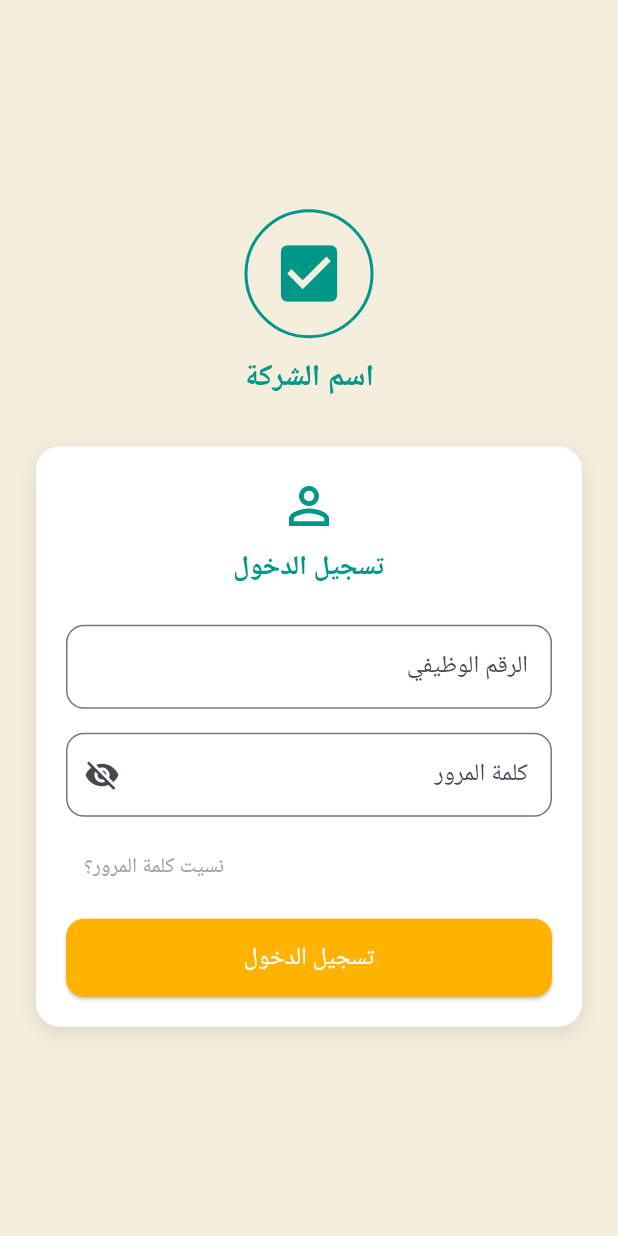
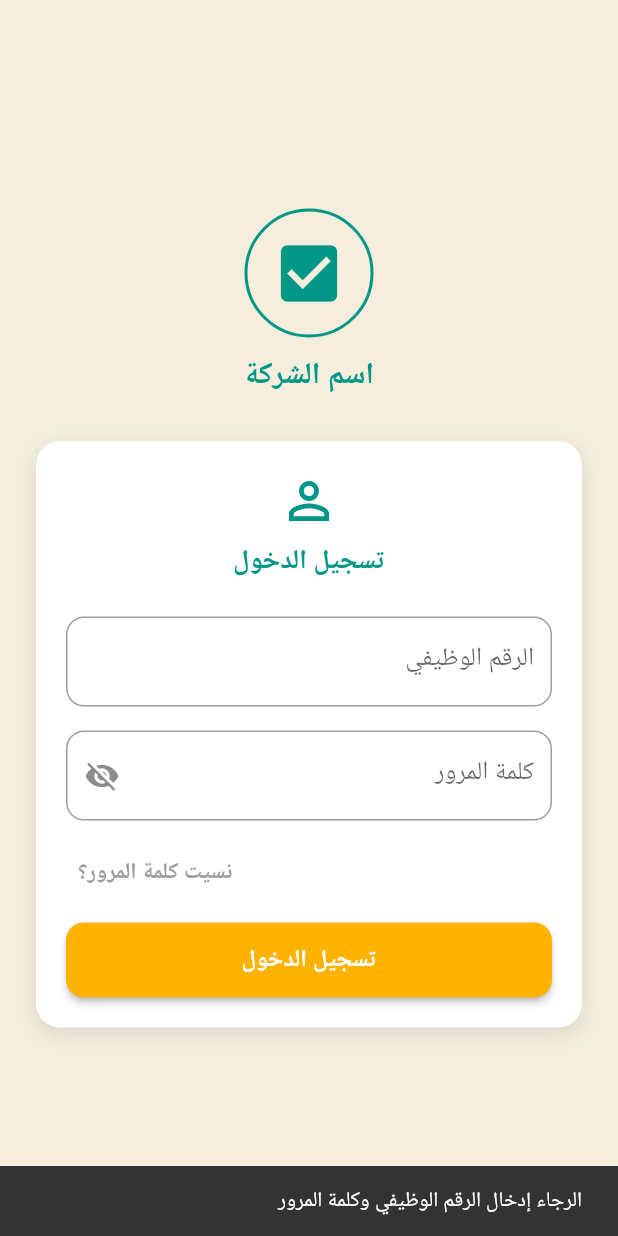
Before and after one commit to kaz-glitch/HRApp, a Flutter app: the LoginScreen screen opened directly, after a tap on "تسجيل الدخول", on a phone screen of 412 x 824 dp. Run offline on Flutter 3.47's test engine with Material 3 defaults, Android fonts, the phone set to English and light mode, and no system bars; our stand-ins replace google_fonts; Roboto replaces fonts that are missing (Cairo).

Commit message:
شرح التعديل

```diff
--- a/lib/login_screen.dart
+++ b/lib/login_screen.dart
@@ -1,9 +1,7 @@
 import 'package:flutter/material.dart';
 import 'forgot_password_step1.dart';
-
-
-
-
+import 'homepaeg.dart'; // واجهة الموظف
+import 'manger_home.dart'; // ملفك اسمه بهذا الشكل (أو غيّره manager_home.dart)
 
 class LoginScreen extends StatefulWidget {
   const LoginScreen({super.key});
@@ -15,15 +13,46 @@ class LoginScreen extends StatefulWidget {
 class _LoginScreenState extends State<LoginScreen> {
   final TextEditingController jobNumberController = TextEditingController();
   final TextEditingController passwordController = TextEditingController();
+  bool isPasswordVisible = false;
 
-  bool isPasswordVisible = false;
+  void _login() {
+    final jobNumber = jobNumberController.text.trim();
+    final password = passwordController.text.trim();
+
+    if (jobNumber.isEmpty || password.isEmpty) {
+      ScaffoldMessenger.of(context).showSnackBar(
+        const SnackBar(content: Text('الرجاء إدخال الرقم الوظيفي وكلمة المرور')),
+      );
+      return;
+    }
+
+    // مثال تجريبي:
+    if (jobNumber == 'manage' && password == '1234') {
+      // المدير — تأكد إن اسم الكلاس في manger_home.dart هو ManagerHome
+      Navigator.pushReplacement(
+        context,
+        MaterialPageRoute(builder: (context) => const MangerHome()),
+      );
+    } else if (jobNumber == 'emp' && password == '1234') {
+      // الموظف
+      Navigator.pushReplacement(
+        context,
+        MaterialPageRoute(builder: (context) => const HomePage()),
+      );
+    } else {
+      // بيانات خاطئة
+      ScaffoldMessenger.of(context).showSnackBar(
+        const SnackBar(content: Text('بيانات الدخول غير صحيحة')),
+      );
+    }
+  }
 
   @override
   Widget build(BuildContext context) {
-    return Directionality( // لجعل النصوص من اليمين لليسار
+    return Directionality(
       textDirection: TextDirection.rtl,
       child: Scaffold(
-        backgroundColor: const Color(0xFFF5EEDC), // الخلفية البيج مثل الصورة
+        backgroundColor: const Color(0xFFF5EEDC),
         body: Center(
           child: SingleChildScrollView(
             child: Padding(
@@ -31,7 +60,6 @@ class _LoginScreenState extends State<LoginScreen> {
               child: Column(
                 mainAxisAlignment: MainAxisAlignment.center,
                 children: [
-                  // شعار الشركة
                   Container(
                     padding: const EdgeInsets.all(16),
                     decoration: BoxDecoration(
@@ -50,8 +78,6 @@ class _LoginScreenState extends State<LoginScreen> {
                     ),
                   ),
                   const SizedBox(height: 30),
-
-                  // البطاقة البيضاء
                   Container(
                     decoration: BoxDecoration(
                       color: Colors.white,
@@ -78,8 +104,6 @@ class _LoginScreenState extends State<LoginScreen> {
                           ),
                         ),
                         const SizedBox(height: 24),
-
-                        // الرقم الوظيفي
                         TextField(
                           controller: jobNumberController,
                           decoration: InputDecoration(
@@ -90,8 +114,6 @@ class _LoginScreenState extends State<LoginScreen> {
                           ),
                         ),
                         const SizedBox(height: 16),
-
-                        // كلمة المرور
                         TextField(
                           controller: passwordController,
                           obscureText: !isPasswordVisible,
@@ -99,9 +121,7 @@ class _LoginScreenState extends State<LoginScreen> {
                             labelText: 'كلمة المرور',
                             suffixIcon: IconButton(
                               icon: Icon(
-                                isPasswordVisible
-                                    ? Icons.visibility
-                                    : Icons.visibility_off,
+                                isPasswordVisible ? Icons.visibility : Icons.visibility_off,
                               ),
                               onPressed: () {
                                 setState(() {
@@ -114,46 +134,32 @@ class _LoginScreenState extends State<LoginScreen> {
                             ),
                           ),
                         ),
-
                         const SizedBox(height: 10),
                         Align(
                           alignment: Alignment.centerLeft,
                           child: TextButton(
-                           onPressed: () {
-                            Navigator.push(
-                            context,
-                            MaterialPageRoute(builder: (context) => const ForgotPasswordStep1()),
-  );
-},
-
-                            child: const Text(
-                              'نسيت كلمة المرور؟',
-                              style: TextStyle(color: Colors.grey),
-                            ),
+                            onPressed: () {
+                              Navigator.push(
+                                context,
+                                MaterialPageRoute(
+                                  builder: (context) => const ForgotPasswordStep1(),
+                                ),
+                              );
+                            },
+                            child: const Text('نسيت كلمة المرور؟', style: TextStyle(color: Colors.grey)),
                           ),
                         ),
-
                         const SizedBox(height: 10),
-                        // زر تسجيل الدخول
                         SizedBox(
                           width: double.infinity,
                           child: ElevatedButton(
                             style: ElevatedButton.styleFrom(
                               backgroundColor: Colors.amber[600],
                               padding: const EdgeInsets.symmetric(vertical: 14),
-                              shape: RoundedRectangleBorder(
-                                borderRadius: BorderRadius.circular(12),
-                              ),
+                              shape: RoundedRectangleBorder(borderRadius: BorderRadius.circular(12)),
                             ),
-                            onPressed: () {
-                              // هنا تقدر تربط قاعدة البيانات لاحقاً
-                              debugPrint('الرقم الوظيفي: ${jobNumberController.text}');
-                              debugPrint('كلمة المرور: ${passwordController.text}');
-                            },
-                            child: const Text(
-                              'تسجيل الدخول',
-                              style: TextStyle(fontSize: 16, color: Colors.white),
-                            ),
+                            onPressed: _login,
+                            child: const Text('تسجيل الدخول', style: TextStyle(fontSize: 16, color: Colors.white)),
                           ),
                         ),
                       ],
--- a/pubspec.yaml
+++ b/pubspec.yaml
@@ -40,6 +40,7 @@ dependencies:
   google_fonts: ^6.2.1
   flutter_localizations:
     sdk: flutter
+
 
 
 
```
Also changed, not shown: lib/main.dart (+0 -35 lines), pubspec.lock, 5 other files.
